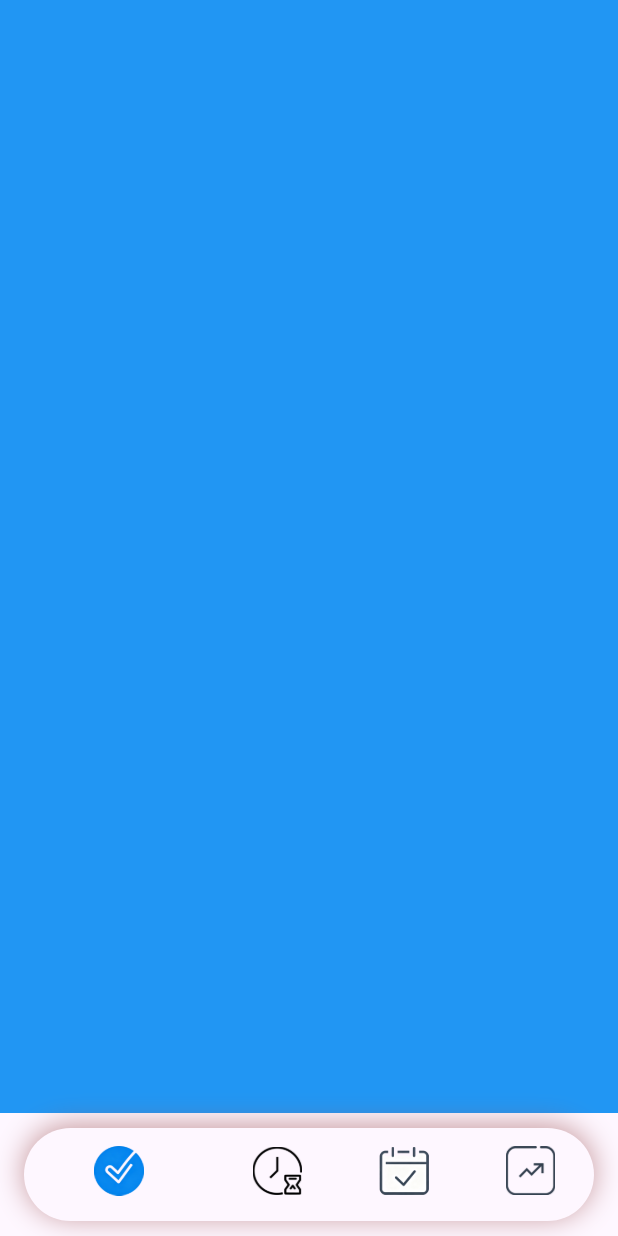
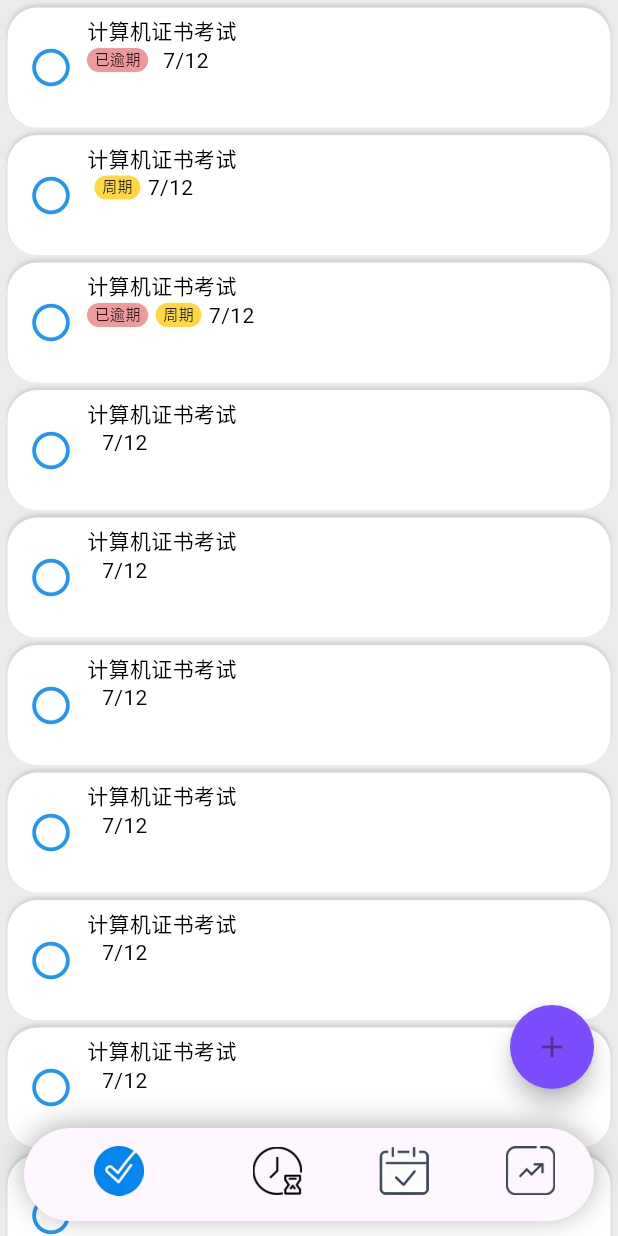
Before and after one commit to AndOhhh/qingyun_todo, a Flutter app: the screen it shows after launch, on a phone screen of 412 x 824 dp. Run offline on Flutter 3.47's test engine with Material 3 defaults, Android fonts, the phone set to English and light mode, and no system bars.

Commit message:
feat: 优化代码

```diff
--- a/lib/pages/main/index.dart
+++ b/lib/pages/main/index.dart
@@ -1,5 +1,5 @@
 import 'package:flutter/material.dart';
-import 'package:qingyun_todo/contants/main.dart';
+import 'package:qingyun_todo/constants/main.dart';
 import 'package:qingyun_todo/pages/period/index.dart';
 import 'package:qingyun_todo/pages/schedule/index.dart';
 import 'package:qingyun_todo/pages/statistics/index.dart';
@@ -13,10 +13,14 @@ class MainPage extends StatefulWidget {
 }
 
 class _MainPageState extends State<MainPage> {
-
   // 各个页面视图
   List<Widget> getChildrenList() {
-    return [const TodoView(), const PeriodView(), const StatisticsView(), const ScheduleView()];
+    return [
+      const TodoView(),
+      const PeriodView(),
+      const ScheduleView(),
+      const StatisticsView(),
+    ];
   }
 
   // 导航栏下标位置
@@ -25,19 +29,35 @@ class _MainPageState extends State<MainPage> {
   // 导航栏列表数据
   final List<Map<String, String>> tabList = MainContants.bottomTabList;
 
-  // 底部导航栏元素
-  List<BottomNavigationBarItem> getTabBarWidget() {
-    return List.generate(tabList.length, (index) {
-      return BottomNavigationBarItem(
-        icon: Image.asset(tabList[index]['icon']!, width: 33, height: 33),
-        activeIcon: Image.asset(
-          tabList[index]['active_icon']!,
-          width: 33,
-          height: 33,
-        ),
-        label: tabList[index]['name']!,
-      );
-    });
+  @override
+  Widget build(BuildContext context) {
+    return Scaffold(
+      extendBody: true,
+      backgroundColor: Color.fromARGB(255, 235, 235, 235),
+      body: IndexedStack(index: _currentIndex, children: getChildrenList()),
+      bottomNavigationBar: _getBottomNavTabWidget(),
+      // 👇 新增浮动按钮，根据当前索引控制显示
+      floatingActionButton:
+          _currentIndex ==
+              0 // 假设 TodoView 的索引是 0
+          ? FloatingActionButton(
+              shape: CircleBorder(),
+              onPressed: () {
+                // 触发 TodoView 的添加逻辑（后面说明如何通信）
+                _handleAddTodo();
+              },
+              backgroundColor: Colors.deepPurpleAccent,
+              child: const Icon(Icons.add),
+            )
+          : null, // 其他页面不显示
+      floatingActionButtonLocation: FloatingActionButtonLocation.endFloat,
+    );
+  }
+
+  // 处理添加待办事件
+  void _handleAddTodo() {
+    // 方式1：通过 GlobalKey 获取 TodoView 状态并调用方法（不推荐）
+    // 方式2：使用状态管理（推荐），下面会展示如何用 ValueNotifier 实现
   }
 
   // 底部导航栏
@@ -49,7 +69,7 @@ class _MainPageState extends State<MainPage> {
         borderRadius: BorderRadius.circular(50),
         boxShadow: [
           BoxShadow(
-            color: const Color.fromARGB(255, 159, 88, 88).withOpacity(0.6),
+            color: Colors.black.withOpacity(0.3),
             blurRadius: 16,
             offset: const Offset(0, -2),
           ),
@@ -80,11 +100,18 @@ class _MainPageState extends State<MainPage> {
     );
   }
 
-  @override
-  Widget build(BuildContext context) {
-    return Scaffold(
-      body: IndexedStack(index: _currentIndex, children: getChildrenList()),
-      bottomNavigationBar: _getBottomNavTabWidget(),
-    );
+  // 底部导航栏元素
+  List<BottomNavigationBarItem> getTabBarWidget() {
+    return List.generate(tabList.length, (index) {
+      return BottomNavigationBarItem(
+        icon: Image.asset(tabList[index]['icon']!, width: 33, height: 33),
+        activeIcon: Image.asset(
+          tabList[index]['active_icon']!,
+          width: 33,
+          height: 33,
+        ),
+        label: tabList[index]['name']!,
+      );
+    });
   }
 }
--- a/lib/pages/todo/index.dart
+++ b/lib/pages/todo/index.dart
@@ -8,10 +8,103 @@ class TodoView extends StatefulWidget {
 }
 
 class _TodoViewState extends State<TodoView> {
+  Icon icon = Icon(Icons.radio_button_off_sharp, color: Colors.grey, size: 20);
+
   @override
   Widget build(BuildContext context) {
-    return Container(
-      color: Colors.blue,
+    return CustomScrollView(
+      slivers: [
+        SliverList.builder(
+          itemCount: 20,
+          itemBuilder: (context, index) {
+            return Container(
+              margin: EdgeInsets.fromLTRB(5, 5, 5, 0),
+              padding: EdgeInsets.symmetric(horizontal: 5, vertical: 5),
+              height: 80,
+              decoration: BoxDecoration(
+                color: Colors.white,
+                borderRadius: BorderRadius.circular(20),
+                boxShadow: [
+                  BoxShadow(
+                    color: Colors.black.withOpacity(0.1),
+                    blurRadius: 1,
+                    offset: const Offset(0, -2),
+                  ),
+                ],
+              ),
+
+              alignment: Alignment.centerLeft,
+              child: Row(
+                children: [
+                  IconButton(
+                    onPressed: () {
+                      icon = Icon(Icons.task_alt, color: Colors.grey);
+                      setState(() {});
+                    },
+                    // icon: icon,
+                    icon: Icon(
+                      Icons.radio_button_off_sharp,
+                      color: Colors.blue,
+                      size: 30,
+                    ),
+                  ),
+                  Column(
+                    crossAxisAlignment: CrossAxisAlignment.start,
+                    children: [
+                      Text("计算机证书考试", style: TextStyle(color: Colors.black)),
+                      Row(
+                        children: [
+                          index == 0 || index == 2
+                              ? Container(
+                                  decoration: BoxDecoration(
+                                    borderRadius: BorderRadius.circular(50),
+                                    boxShadow: [
+                                      BoxShadow(
+                                        color: const Color.fromARGB(
+                                          255,
+                                          239,
+                                          154,
+                                          154,
+                                        ),
+                                      ),
+                                    ],
+                                  ),
+                                  padding: EdgeInsets.fromLTRB(5, 0, 5, 2),
+                                  child: Text(
+                                    "已逾期",
+                                    style: TextStyle(fontSize: 10),
+                                  ),
+                                )
+                              : Container(),
+                          SizedBox(width: 5),
+
+                          index == 1 || index == 2
+                              ? Container(
+                                  decoration: BoxDecoration(
+                                    borderRadius: BorderRadius.circular(50),
+                                    boxShadow: [
+                                      BoxShadow(color: Colors.amberAccent),
+                                    ],
+                                  ),
+                                  padding: EdgeInsets.fromLTRB(5, 0, 5, 2),
+                                  child: Text(
+                                    "周期",
+                                    style: TextStyle(fontSize: 10),
+                                  ),
+                                )
+                              : Container(),
+                          SizedBox(width: 5),
+                          Text("7/12", style: TextStyle(color: Colors.black)),
+                        ],
+                      ),
+                    ],
+                  ),
+                ],
+              ),
+            );
+          },
+        ),
+      ],
     );
   }
 }
--- a/lib/routes/index.dart
+++ b/lib/routes/index.dart
@@ -1,16 +1,15 @@
 import 'package:flutter/material.dart';
-import 'package:qingyun_todo/contants/routes.dart';
+import 'package:qingyun_todo/constants/routes.dart';
 import 'package:qingyun_todo/pages/main/index.dart';
 
 Widget getRootWidget() {
   return MaterialApp(
+    debugShowCheckedModeBanner: false,
     initialRoute: RouteContants.mainPath,
     routes: getRootRoutes(),
   );
 }
 
 Map<String, Widget Function(BuildContext)> getRootRoutes() {
-  return {
-    RouteContants.mainPath : (context) => MainPage(),
-  };
+  return {RouteContants.mainPath: (context) => MainPage()};
 }
```
Also changed, not shown: lib/constants/main.dart (renamed from lib/contants/main.dart), lib/constants/routes.dart (renamed from lib/contants/routes.dart).
